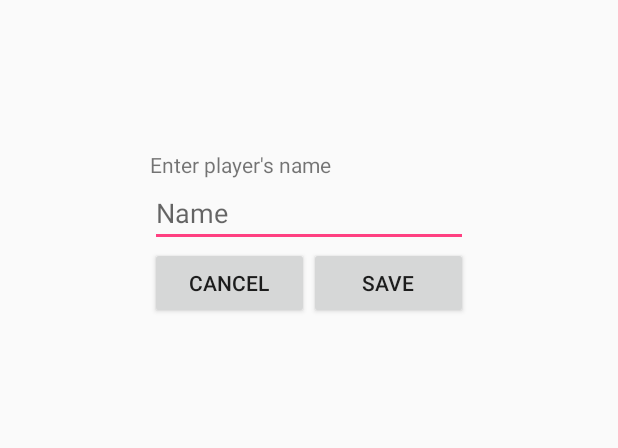
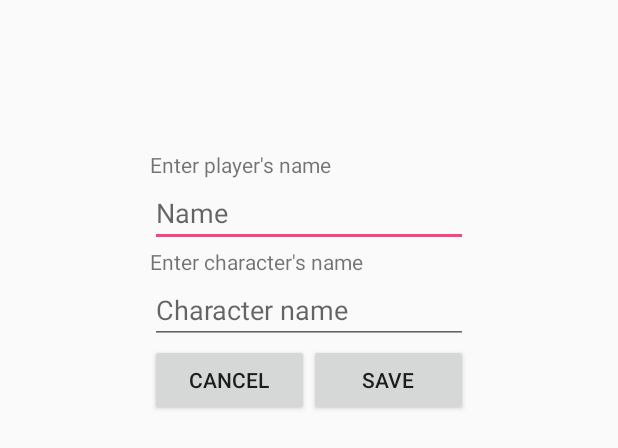
Before and after one commit to maxjaglak/dnd-exp-splitter, an Android app: the layout fragment_player_add.xml on its own in the app's theme, with its tools: preview values and no code run, on a phone screen of 412 x 824 dp. Shown: the top 448 px of the screen. Run offline under Robolectric (Android 15) with nearby library versions, the phone set to English and light mode, and no system bars.

Commit message:
adding character name to player

```diff
--- a/app/src/main/java/oo/max/dndexperiencesplitter/db/DatabaseHelper.java
+++ b/app/src/main/java/oo/max/dndexperiencesplitter/db/DatabaseHelper.java
@@ -22,7 +22,7 @@ public class DatabaseHelper extends OrmLiteSqliteOpenHelper {
             Category.class);
 
     public DatabaseHelper(Context context) {
-        super(context, "oo.max.dndexpsplitter", null, 3);
+        super(context, "oo.max.dndexpsplitter", null, 4);
         getWritableDatabase();
     }
 
--- a/app/src/main/java/oo/max/dndexperiencesplitter/player/adapter/PlayerAdapter.java
+++ b/app/src/main/java/oo/max/dndexperiencesplitter/player/adapter/PlayerAdapter.java
@@ -38,6 +38,7 @@ public class PlayerAdapter extends RecyclerView.Adapter<PlayerViewHolder> {
     public void onBindViewHolder(PlayerViewHolder holder, int position) {
         Player player = players.get(position);
         holder.name.setText(player.getName());
+        holder.characterName.setText(player.getCharacterName());
         holder.setPlayer(player);
     }
 
--- a/app/src/main/java/oo/max/dndexperiencesplitter/player/adapter/PlayerViewHolder.java
+++ b/app/src/main/java/oo/max/dndexperiencesplitter/player/adapter/PlayerViewHolder.java
@@ -17,6 +17,9 @@ public class PlayerViewHolder extends RecyclerView.ViewHolder {
     @Bind(R.id.name)
     TextView name;
 
+    @Bind(R.id.character_name)
+    TextView characterName;
+
     @Setter
     private Player player;
 
--- a/app/src/main/java/oo/max/dndexperiencesplitter/player/model/Player.java
+++ b/app/src/main/java/oo/max/dndexperiencesplitter/player/model/Player.java
@@ -21,4 +21,7 @@ public class Player  {
     @DatabaseField
     private String name;
 
+    @DatabaseField
+    private String characterName;
+
 }
--- a/app/src/main/res/layout/fragment_player_add.xml
+++ b/app/src/main/res/layout/fragment_player_add.xml
@@ -14,6 +14,18 @@
     <EditText
         android:id="@+id/player_name"
         android:hint="@string/name"
+        android:layout_width="match_parent"
+        android:layout_height="wrap_content" />
+
+    <TextView
+        android:id="@+id/character_name_label"
+        android:text="@string/character_name_label"
+        android:layout_width="match_parent"
+        android:layout_height="wrap_content" />
+
+    <EditText
+        android:id="@+id/character_name"
+        android:hint="@string/character_name"
         android:layout_width="match_parent"
         android:layout_height="wrap_content" />
 
--- a/app/src/main/res/values/strings.xml
+++ b/app/src/main/res/values/strings.xml
@@ -17,4 +17,7 @@
     <string name="enter_category_value">Enter category value</string>
     <string name="default_category_value">1</string>
     <string name="category_value_required">Category value must not be empty!</string>
+    <string name="character_name_label">Enter character\'s name</string>
+    <string name="character_name">Character name</string>
+    <string name="character_name_validation_message">Character name is required</string>
 </resources>
```
Also changed, not shown: app/src/main/java/oo/max/dndexperiencesplitter/player/dialog/AddPlayerFragment.java (+20 -0 lines), app/src/main/res/layout/view_player_item.xml (+15 -3 lines).
